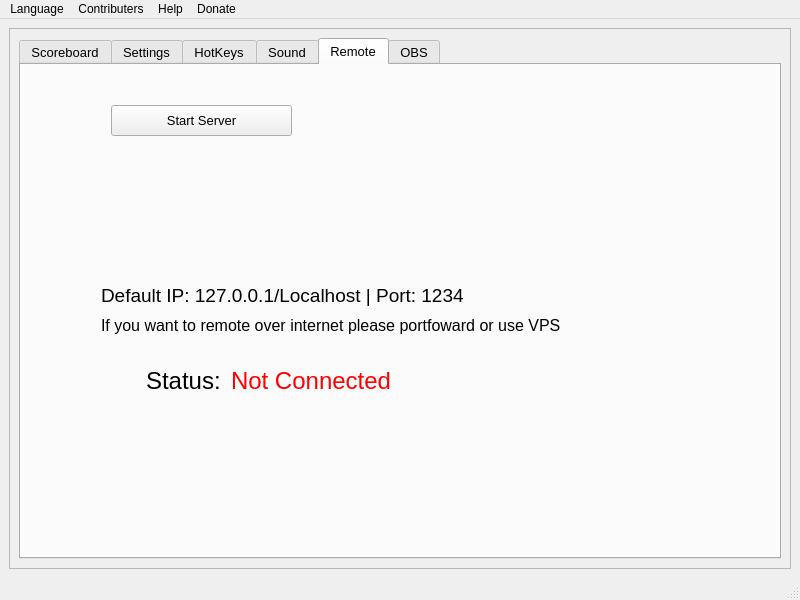
The window that mainwindow.ui (wojtekbut/Scoreboard_py) describes before a commit, drawn with Qt 5.
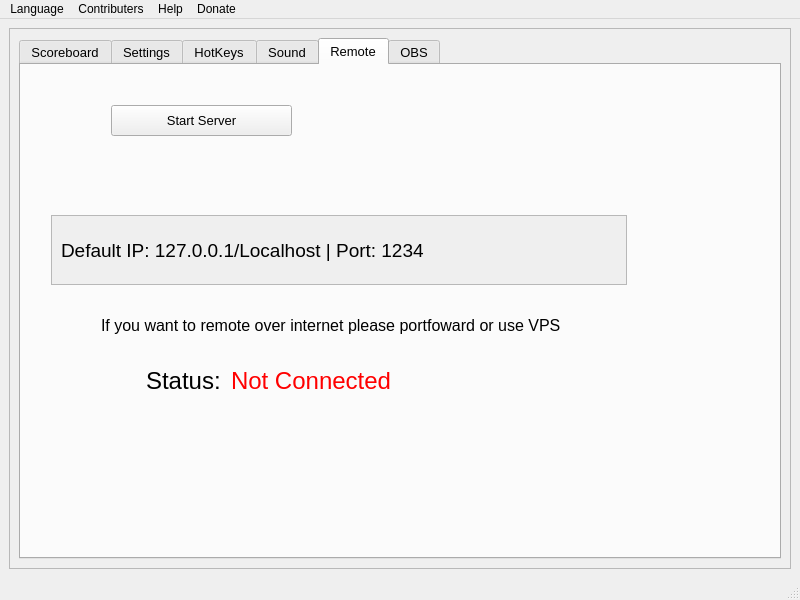
The same window after the commit. The open tabs and pages were chosen to show the change.

Patch:
```diff
--- a/mainwindow.ui
+++ b/mainwindow.ui
@@ -2426,24 +2426,6 @@
                <bool>false</bool>
               </property>
              </widget>
-             <widget class="QLabel" name="IP_Label">
-              <property name="geometry">
-               <rect>
-                <x>80</x>
-                <y>215</y>
-                <width>561</width>
-                <height>31</height>
-               </rect>
-              </property>
-              <property name="font">
-               <font>
-                <pointsize>14</pointsize>
-               </font>
-              </property>
-              <property name="text">
-               <string>Default IP: 127.0.0.1/Localhost | Port: 1234</string>
-              </property>
-             </widget>
              <widget class="QLabel" name="Status_Label">
               <property name="geometry">
                <rect>
@@ -2501,6 +2483,58 @@
                <string>Status: </string>
               </property>
              </widget>
+             <widget class="QScrollArea" name="scrollArea_2">
+              <property name="geometry">
+               <rect>
+                <x>30</x>
+                <y>150</y>
+                <width>576</width>
+                <height>70</height>
+               </rect>
+              </property>
+              <property name="focusPolicy">
+               <enum>Qt::NoFocus</enum>
+              </property>
+              <property name="horizontalScrollBarPolicy">
+               <enum>Qt::ScrollBarAsNeeded</enum>
+              </property>
+              <property name="sizeAdjustPolicy">
+               <enum>QAbstractScrollArea::AdjustToContents</enum>
+              </property>
+              <property name="widgetResizable">
+               <bool>true</bool>
+              </property>
+              <widget class="QWidget" name="scrollAreaWidgetContents_2">
+               <property name="geometry">
+                <rect>
+                 <x>0</x>
+                 <y>0</y>
+                 <width>574</width>
+                 <height>68</height>
+                </rect>
+               </property>
+               <layout class="QVBoxLayout" name="verticalLayout">
+                <item>
+                 <widget class="QLabel" name="IP_Label">
+                  <property name="sizePolicy">
+                   <sizepolicy hsizetype="Expanding" vsizetype="Preferred">
+                    <horstretch>0</horstretch>
+                    <verstretch>0</verstretch>
+                   </sizepolicy>
+                  </property>
+                  <property name="font">
+                   <font>
+                    <pointsize>14</pointsize>
+                   </font>
+                  </property>
+                  <property name="text">
+                   <string>Default IP: 127.0.0.1/Localhost | Port: 1234</string>
+                  </property>
+                 </widget>
+                </item>
+               </layout>
+              </widget>
+             </widget>
             </widget>
             <widget class="QWidget" name="Obs">
              <attribute name="title">
```
Left out of the diff: 40 changed lines with no effect on the pictures.
